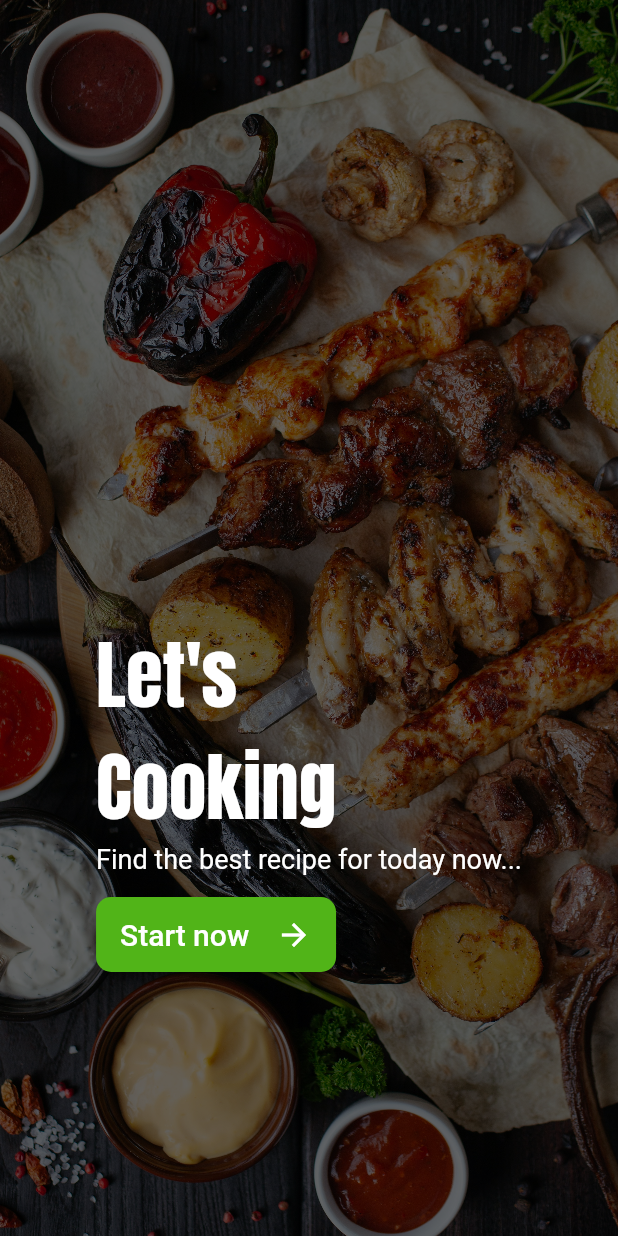
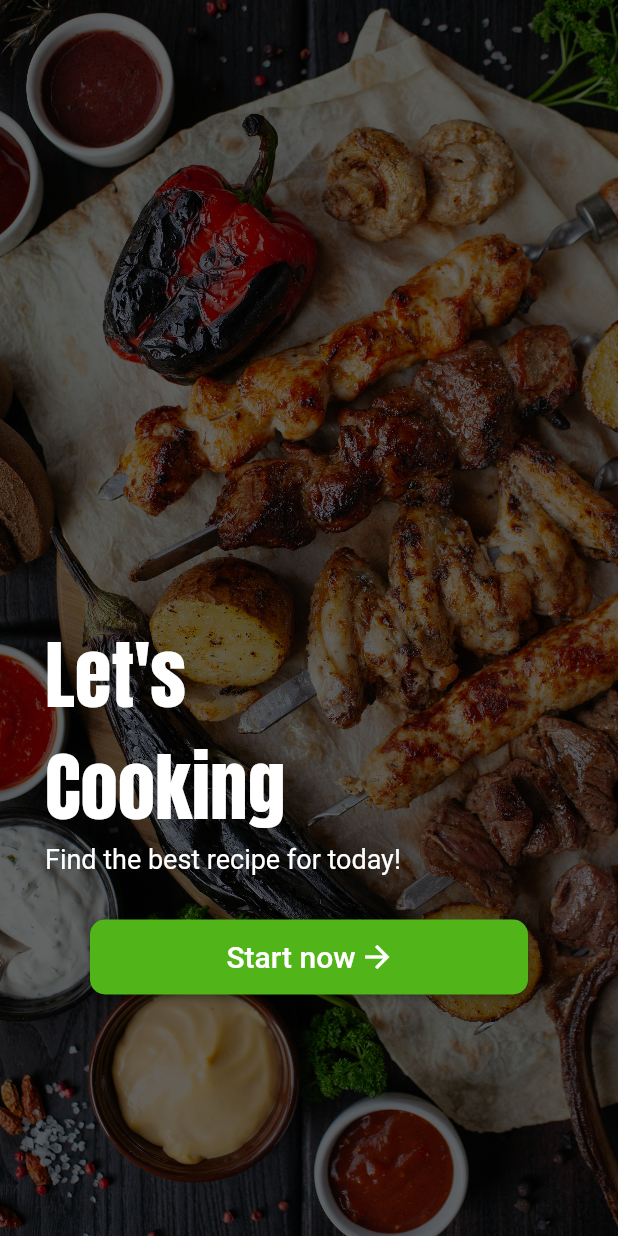
Before and after one commit to 2mintRecipes/2mintRecipes, a Flutter app: the screen it shows after launch, on a phone screen of 412 x 824 dp. Run offline on Flutter 3.47's test engine with Material 2 defaults, Android fonts, the phone set to English and light mode, and no system bars; our stand-ins replace dropdown_button2, getwidget, image_picker.

Commit message:
update UI

```diff
--- a/lib/Screen/bookmark.dart
+++ b/lib/Screen/bookmark.dart
@@ -65,8 +65,7 @@ class _BookmarkState extends State<Bookmark> {
 
   Widget getTitle() {
     return Padding(
-        padding:
-            const EdgeInsets.only(left: 30, right: 20, bottom: 10, top: 20),
+        padding: const EdgeInsets.only(left: 30, right: 20, top: 35),
         child: Row(
           mainAxisAlignment: MainAxisAlignment.spaceBetween,
           children: const [
--- a/lib/Screen/homepage.dart
+++ b/lib/Screen/homepage.dart
@@ -69,7 +69,7 @@ class _HomepageState extends State<Homepage> {
 
   Widget getTitle() {
     return const Padding(
-        padding: EdgeInsets.only(left: 30, top: 30),
+        padding: EdgeInsets.only(left: 30, top: 35),
         child: Text(
           "2mint Recipes",
           style: TextStyle(
@@ -88,7 +88,7 @@ class _HomepageState extends State<Homepage> {
             child: Row(
               mainAxisAlignment: MainAxisAlignment.spaceBetween,
               children: [
-                Text("Trending now 💥",
+                Text("Trending 💥",
                     style: TextStyle(
                         color: Colors.white.withOpacity(.8),
                         fontSize: 27,
--- a/lib/Screen/profile/profile.dart
+++ b/lib/Screen/profile/profile.dart
@@ -214,6 +214,7 @@ class _ProfileState extends State<Profile> {
             crossAxisCount: 2,
             shrinkWrap: true,
             crossAxisSpacing: 20,
+            mainAxisSpacing: 30,
             // padding: const EdgeInsets.all(10),
             controller: ScrollController(),
             children: List.generate(10, (index) {
--- a/lib/Screen/welcome.dart
+++ b/lib/Screen/welcome.dart
@@ -12,6 +12,7 @@ class Welcome extends StatelessWidget {
   Widget build(BuildContext context) {
     return Scaffold(
       body: Container(
+        padding: const EdgeInsets.all(30),
         decoration: BoxDecoration(
             image: DecorationImage(
                 filterQuality: FilterQuality.low,
@@ -19,28 +20,34 @@ class Welcome extends StatelessWidget {
                 colorFilter: ColorFilter.mode(
                     Colors.black.withOpacity(0.6), BlendMode.darken),
                 image: const AssetImage("assets/images/welcome_bg.jpg"))),
-            child: Column(children: [
+        child: Column(
+          children: [
             Expanded(child: Container()),
             Expanded(
               child: Column(
                 mainAxisAlignment: MainAxisAlignment.start,
                 crossAxisAlignment: CrossAxisAlignment.start,
                 children: <Widget>[
-                    const Text("Let's",
+                  const Text(
+                    "Let's",
                     textAlign: TextAlign.left,
+                    style: TextStyle(
+                        color: Colors.white, fontFamily: 'Anton', fontSize: 50),
+                  ),
+                  const Text(
+                    "Cooking",
+                    textAlign: TextAlign.justify,
                     style: TextStyle(
                       color: Colors.white,
                       fontFamily: 'Anton',
-                            fontSize: 50)),
-                    const Text("Cooking",
+                      fontSize: 50,
+                    ),
+                  ),
+                  const Text(
+                    "Find the best recipe for today!",
                     textAlign: TextAlign.left,
-                        style: TextStyle(
-                            color: Colors.white,
-                            fontFamily: 'Anton',
-                            fontSize: 50)),
-                    const Text("Find the best recipe for today now...",
-                        textAlign: TextAlign.left,
-                        style: TextStyle(color: Colors.white, fontSize: 18)),
+                    style: TextStyle(color: Colors.white, fontSize: 18),
+                  ),
                   Button(
                     title: "Start now ",
                     buttonColor: UI.appColor,
@@ -49,7 +56,12 @@ class Welcome extends StatelessWidget {
                     icon: const Icon(Icons.arrow_forward),
                     onTap: () {},
                   ),
-                  ]))
-            ])));
+                ],
+              ),
+            )
+          ],
+        ),
+      ),
+    );
   }
 }
--- a/lib/components/button.dart
+++ b/lib/components/button.dart
@@ -21,9 +21,9 @@ class Button extends StatelessWidget {
   @override
   Widget build(BuildContext context) {
     return Container(
-        padding: EdgeInsets.only(top: 15),
+      padding: const EdgeInsets.all(30),
       child: SizedBox(
-          width: 160,
+        width: double.infinity,
         height: 50,
         child: ElevatedButton(
           style: ElevatedButton.styleFrom(
@@ -37,12 +37,18 @@ class Button extends StatelessWidget {
             Navigator.pushNamed(context, destination);
           },
           child: Row(
-                  mainAxisAlignment: MainAxisAlignment.spaceBetween,
+            mainAxisAlignment: MainAxisAlignment.center,
             children: [
-                    Text(title,
-                        style: TextStyle(fontSize: 20, color: textColor)),
+              Text(
+                title,
+                textAlign: TextAlign.center,
+                style: TextStyle(fontSize: 20, color: textColor),
+              ),
               icon
-                  ])),
-        ));
+            ],
+          ),
+        ),
+      ),
+    );
   }
 }
```
Also changed, not shown: lib/Screen/create-recipe/create.dart (+6 -3 lines), lib/Screen/notification/notification.dart (+11 -6 lines). Lines whose indentation alone changed are shown as unchanged.
